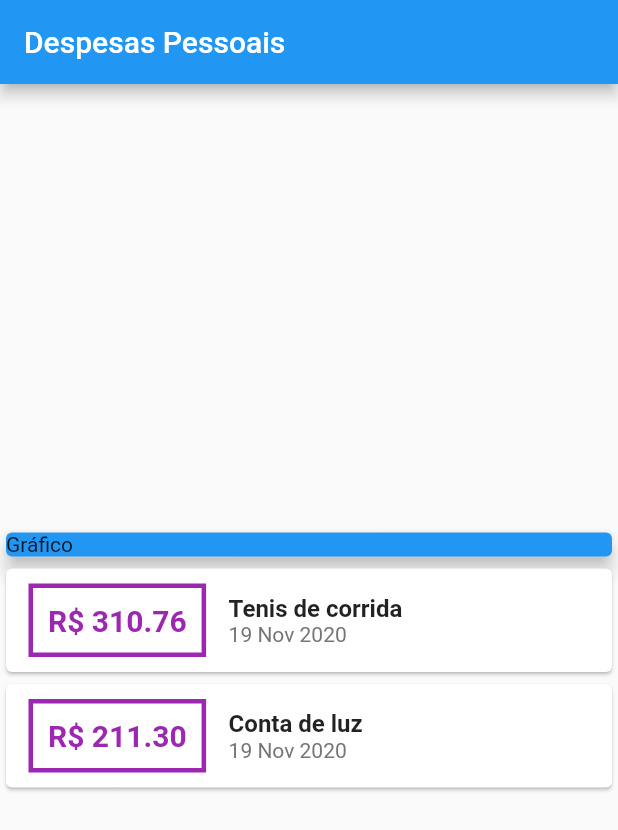
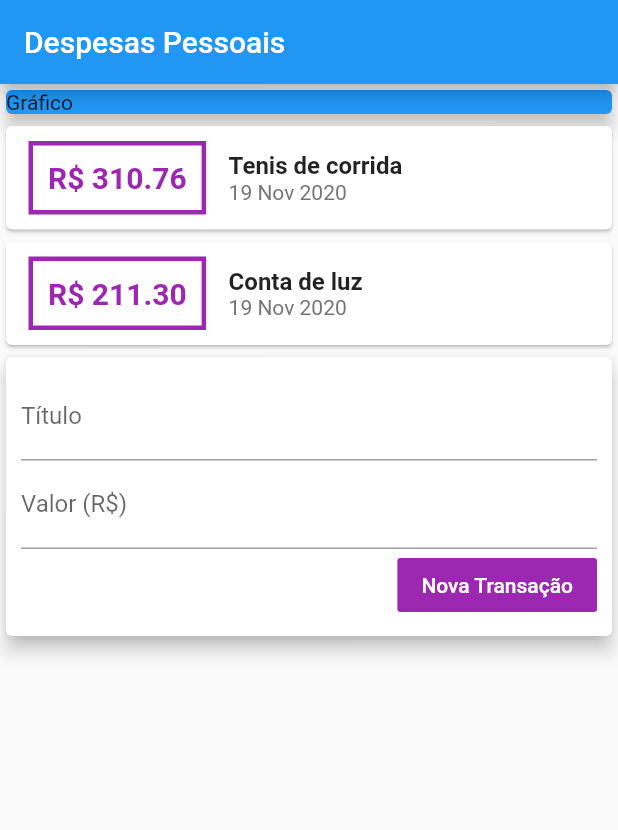
Before and after one commit to Leuow95/expenses-flutter, a Flutter app: the screen it shows after launch, on a phone screen of 412 x 824 dp. Shown: the top 830 px of the screen. Run offline on Flutter 3.47's test engine with Material 2 defaults, Android fonts, the phone set to English and light mode, and no system bars.

```diff
--- a/lib/main.dart
+++ b/lib/main.dart
@@ -12,6 +12,10 @@ class ExpensesApp extends StatelessWidget {
 }
 
 class MyHomePage extends StatelessWidget {
+  final titleController = TextEditingController();
+  final valueController = TextEditingController();
+  String value;
+
   final _transactions = [
     Transaction(
       id: 't1',
@@ -34,7 +38,6 @@ class MyHomePage extends StatelessWidget {
         title: Text('Despesas Pessoais'),
       ),
       body: Column(
-        mainAxisAlignment: MainAxisAlignment.center,
         crossAxisAlignment: CrossAxisAlignment.stretch,
         children: <Widget>[
           Container(
@@ -90,6 +93,42 @@ class MyHomePage extends StatelessWidget {
                 ),
               );
             }).toList(),
+          ),
+          Card(
+            elevation: 5,
+            child: Padding(
+              padding: const EdgeInsets.all(10),
+              child: Column(
+                children: [
+                  TextField(
+                    controller: titleController,
+                    decoration: InputDecoration(
+                      labelText: 'Título',
+                    ),
+                  ),
+                  TextField(
+                    controller: valueController,
+                    decoration: InputDecoration(
+                      labelText: 'Valor (R\$)',
+                    ),
+                  ),
+                  Row(
+                    mainAxisAlignment: MainAxisAlignment.end,
+                    children: [
+                      FlatButton(
+                        child: Text('Nova Transação'),
+                        textColor: Colors.white,
+                        color: Colors.purple,
+                        onPressed: () {
+                          print(titleController.text);
+                          print(valueController.text);
+                        },
+                      ),
+                    ],
+                  )
+                ],
+              ),
+            ),
           )
         ],
       ),
```
